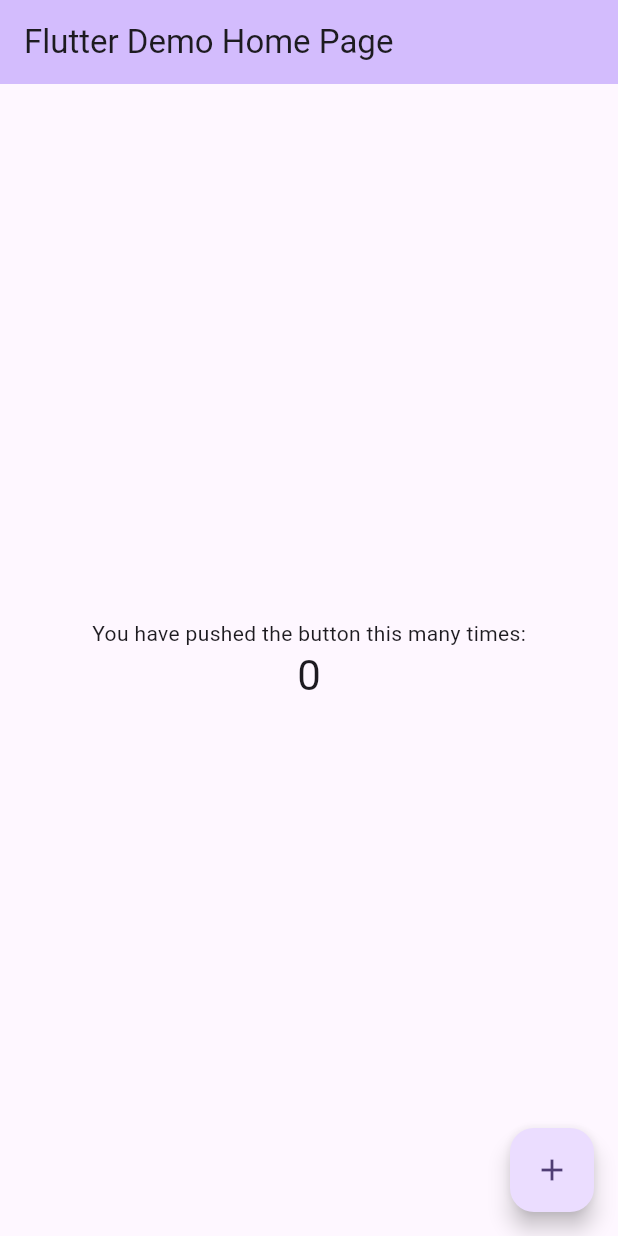
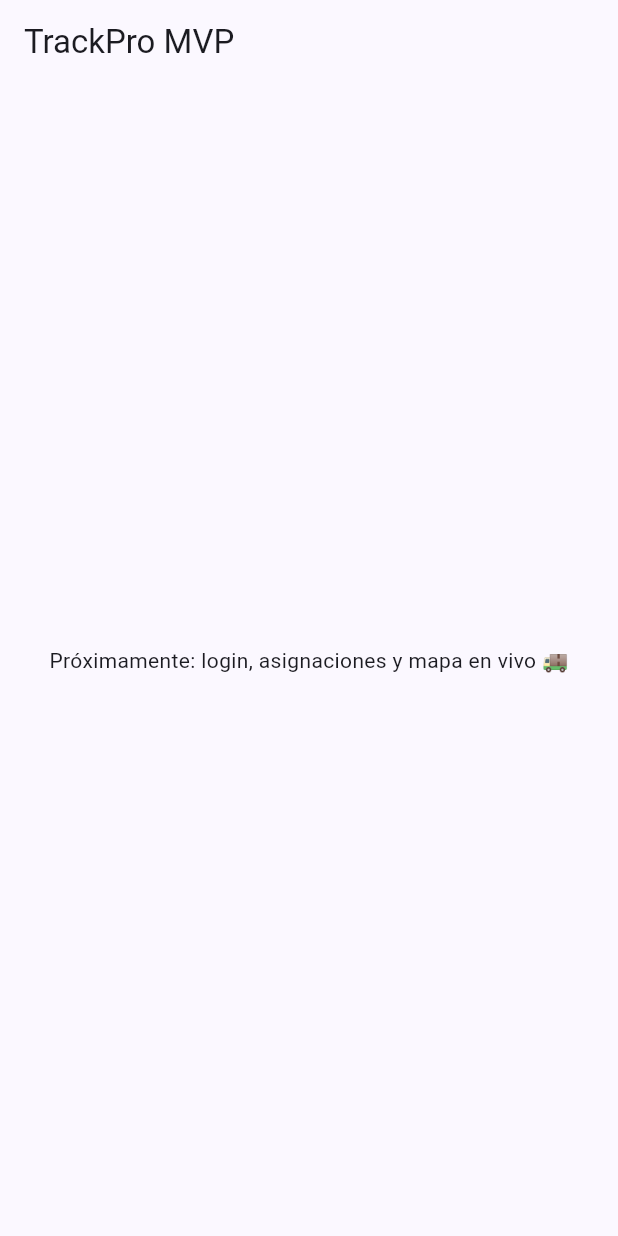
Before and after one commit to Wikedhart18/apkFlutterLae, a Flutter app: the screen it shows after launch, on a phone screen of 412 x 824 dp. Run offline on Flutter 3.47's test engine with Material 3 defaults, Android fonts, the phone set to English and light mode, and no system bars; our stand-ins replace firebase_core; accounts and stored records are empty.

Commit message:
Primera vist a de la app mvp

```diff
--- a/tracker_app/lib/main.dart
+++ b/tracker_app/lib/main.dart
@@ -2,128 +2,10 @@ import 'package:firebase_core/firebase_core.dart';
 import 'package:flutter/material.dart';
 
 import 'firebase_options.dart';
+import 'src/app.dart';
 
 Future<void> main() async {
   WidgetsFlutterBinding.ensureInitialized();
-  await Firebase.initializeApp(
-    options: DefaultFirebaseOptions.currentPlatform,
-  );
-  runApp(const MyApp());
+  await Firebase.initializeApp(options: DefaultFirebaseOptions.currentPlatform);
+  runApp(const TrackerApp());
 }
-
-class MyApp extends StatelessWidget {
-  const MyApp({super.key});
-
-  // This widget is the root of your application.
-  @override
-  Widget build(BuildContext context) {
-    return MaterialApp(
-      title: 'Flutter Demo',
-      theme: ThemeData(
-        // This is the theme of your application.
-        //
-        // TRY THIS: Try running your application with "flutter run". You'll see
-        // the application has a purple toolbar. Then, without quitting the app,
-        // try changing the seedColor in the colorScheme below to Colors.green
-        // and then invoke "hot reload" (save your changes or press the "hot
-        // reload" button in a Flutter-supported IDE, or press "r" if you used
-        // the command line to start the app).
-        //
-        // Notice that the counter didn't reset back to zero; the application
-        // state is not lost during the reload. To reset the state, use hot
-        // restart instead.
-        //
-        // This works for code too, not just values: Most code changes can be
-        // tested with just a hot reload.
-        colorScheme: ColorScheme.fromSeed(seedColor: Colors.deepPurple),
-      ),
-      home: const MyHomePage(title: 'Flutter Demo Home Page'),
-    );
-  }
-}
-
-class MyHomePage extends StatefulWidget {
-  const MyHomePage({super.key, required this.title});
-
-  // This widget is the home page of your application. It is stateful, meaning
-  // that it has a State object (defined below) that contains fields that affect
-  // how it looks.
-
-  // This class is the configuration for the state. It holds the values (in this
-  // case the title) provided by the parent (in this case the App widget) and
-  // used by the build method of the State. Fields in a Widget subclass are
-  // always marked "final".
-
-  final String title;
-
-  @override
-  State<MyHomePage> createState() => _MyHomePageState();
-}
-
-class _MyHomePageState extends State<MyHomePage> {
-  int _counter = 0;
-
-  void _incrementCounter() {
-    setState(() {
-      // This call to setState tells the Flutter framework that something has
-      // changed in this State, which causes it to rerun the build method below
-      // so that the display can reflect the updated values. If we changed
-      // _counter without calling setState(), then the build method would not be
-      // called again, and so nothing would appear to happen.
-      _counter++;
-    });
-  }
-
-  @override
-  Widget build(BuildContext context) {
-    // This method is rerun every time setState is called, for instance as done
-    // by the _incrementCounter method above.
-    //
-    // The Flutter framework has been optimized to make rerunning build methods
-    // fast, so that you can just rebuild anything that needs updating rather
-    // than having to individually change instances of widgets.
-    return Scaffold(
-      appBar: AppBar(
-        // TRY THIS: Try changing the color here to a specific color (to
-        // Colors.amber, perhaps?) and trigger a hot reload to see the AppBar
-        // change color while the other colors stay the same.
-        backgroundColor: Theme.of(context).colorScheme.inversePrimary,
-        // Here we take the value from the MyHomePage object that was created by
-        // the App.build method, and use it to set our appbar title.
-        title: Text(widget.title),
-      ),
-      body: Center(
-        // Center is a layout widget. It takes a single child and positions it
-        // in the middle of the parent.
-        child: Column(
-          // Column is also a layout widget. It takes a list of children and
-          // arranges them vertically. By default, it sizes itself to fit its
-          // children horizontally, and tries to be as tall as its parent.
-          //
-          // Column has various properties to control how it sizes itself and
-          // how it positions its children. Here we use mainAxisAlignment to
-          // center the children vertically; the main axis here is the vertical
-          // axis because Columns are vertical (the cross axis would be
-          // horizontal).
-          //
-          // TRY THIS: Invoke "debug painting" (choose the "Toggle Debug Paint"
-          // action in the IDE, or press "p" in the console), to see the
-          // wireframe for each widget.
-          mainAxisAlignment: .center,
-          children: [
-            const Text('You have pushed the button this many times:'),
-            Text(
-              '$_counter',
-              style: Theme.of(context).textTheme.headlineMedium,
-            ),
-          ],
-        ),
-      ),
-      floatingActionButton: FloatingActionButton(
-        onPressed: _incrementCounter,
-        tooltip: 'Increment',
-        child: const Icon(Icons.add),
-      ),
-    );
-  }
-}
--- /dev/null
+++ b/tracker_app/lib/src/app.dart
@@ -0,0 +1,23 @@
+import 'package:flutter/material.dart';
+
+import 'core/di/app_dependencies.dart';
+import 'core/navigation/app_router.dart';
+
+class TrackerApp extends StatelessWidget {
+  const TrackerApp({super.key});
+
+  @override
+  Widget build(BuildContext context) {
+    return AppDependencies(
+      child: MaterialApp(
+        title: 'Tracker App',
+        theme: ThemeData(
+          useMaterial3: true,
+          colorScheme: ColorScheme.fromSeed(seedColor: Colors.indigo),
+        ),
+        initialRoute: AppRouter.splash,
+        onGenerateRoute: AppRouter.onGenerateRoute,
+      ),
+    );
+  }
+}
--- /dev/null
+++ b/tracker_app/lib/src/core/di/app_dependencies.dart
@@ -0,0 +1,16 @@
+import 'package:flutter/material.dart';
+
+/// Contenedor de dependencias globales. Más adelante envolveremos
+/// `child` con MultiRepositoryProvider/MultiBlocProvider cuando
+/// existan repos y blocs compartidos. Por ahora devolvemos el
+/// widget directamente para evitar asserts del paquete `nested`.
+class AppDependencies extends StatelessWidget {
+  const AppDependencies({required this.child, super.key});
+
+  final Widget child;
+
+  @override
+  Widget build(BuildContext context) {
+    return child;
+  }
+}
--- /dev/null
+++ b/tracker_app/lib/src/core/navigation/app_router.dart
@@ -0,0 +1,20 @@
+import 'package:flutter/material.dart';
+
+import '../presentation/app_shell.dart';
+
+class AppRouter {
+  static const splash = '/';
+  static const dashboard = '/dashboard';
+
+  static Route<dynamic> onGenerateRoute(RouteSettings settings) {
+    switch (settings.name) {
+      case dashboard:
+      case splash:
+      default:
+        return MaterialPageRoute<void>(
+          builder: (_) => const AppShell(),
+          settings: settings,
+        );
+    }
+  }
+}
--- /dev/null
+++ b/tracker_app/lib/src/core/presentation/app_shell.dart
@@ -0,0 +1,18 @@
+import 'package:flutter/material.dart';
+
+class AppShell extends StatelessWidget {
+  const AppShell({super.key});
+
+  @override
+  Widget build(BuildContext context) {
+    return Scaffold(
+      appBar: AppBar(title: const Text('TrackPro MVP')),
+      body: const Center(
+        child: Text(
+          'Próximamente: login, asignaciones y mapa en vivo 🚚',
+          textAlign: TextAlign.center,
+        ),
+      ),
+    );
+  }
+}
```
Also changed, not shown: 1 other file.
